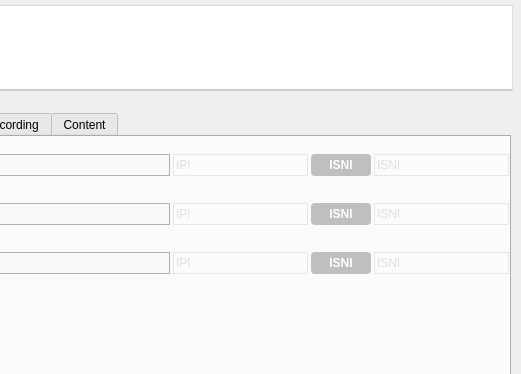
This is resources/ui/track_page.ui in Iconoclasteinc/tgit as Qt 5 draws it before an edit; both pictures show x 557 to 1078 and y 0 to 374 of the 1078 by 672 pixel window. The edited form follows.
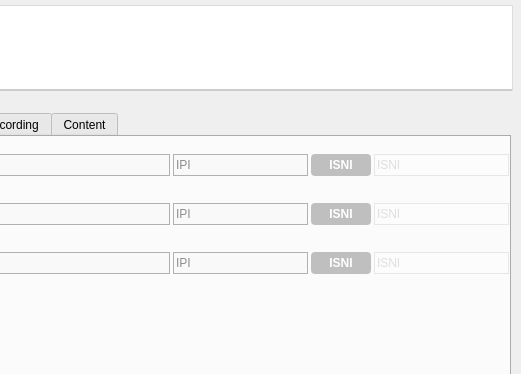
This is the edited form. Icons and pictures are not drawn. Custom widgets are drawn as their Qt base class.

```diff
--- a/resources/ui/track_page.ui
+++ b/resources/ui/track_page.ui
@@ -652,9 +652,6 @@
              </item>
              <item>
               <widget class="QLineEdit" name="_lyricist_ipi">
-               <property name="enabled">
-                <bool>false</bool>
-               </property>
                <property name="maximumSize">
                 <size>
                  <width>135</width>
@@ -739,9 +736,6 @@
              </item>
              <item>
               <widget class="QLineEdit" name="_composer_ipi">
-               <property name="enabled">
-                <bool>false</bool>
-               </property>
                <property name="maximumSize">
                 <size>
                  <width>135</width>
@@ -826,9 +820,6 @@
              </item>
              <item>
               <widget class="QLineEdit" name="_publisher_ipi">
-               <property name="enabled">
-                <bool>false</bool>
-               </property>
                <property name="maximumSize">
                 <size>
                  <width>135</width>
```
Left out of the diff: 32 changed lines with no effect on the pictures.
